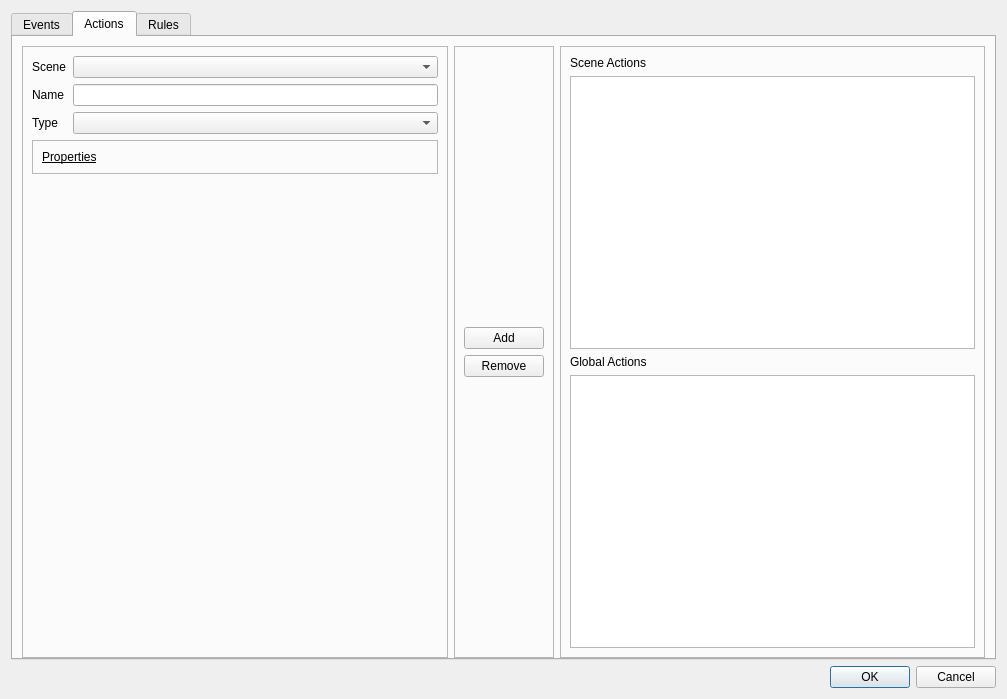
Above: isar/ui/events_actions_rules_dialog.ui from zardosht/isar before the change. Below: the same form after it.
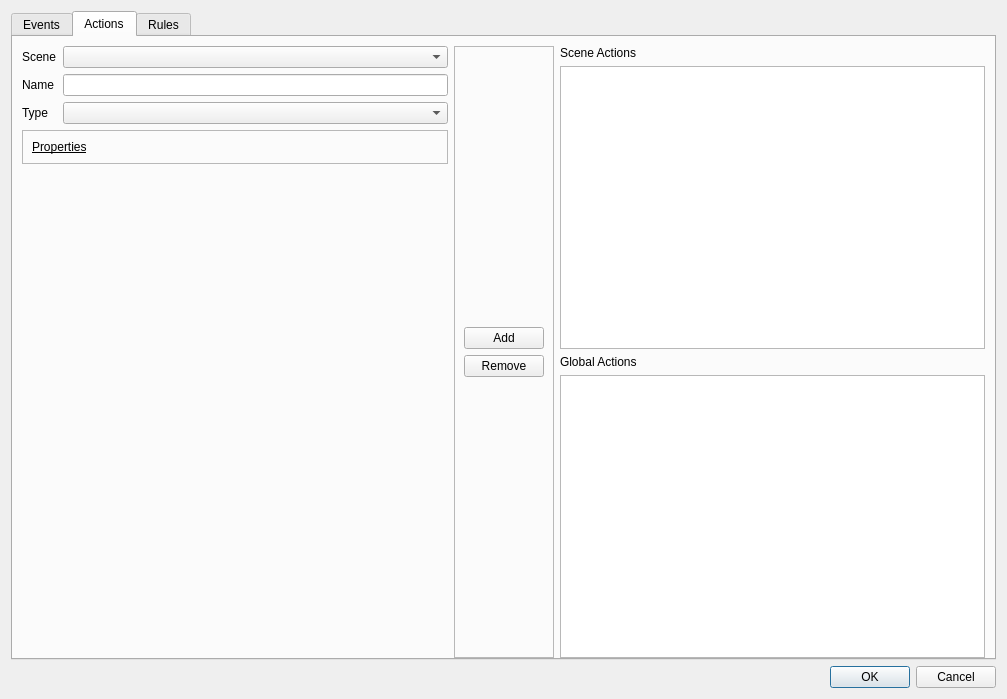
That is the form after the change. The open tabs and pages were chosen to show the change.

Commit message: - [work in prgress] working on events actions rules dialog

```diff
--- a/isar/ui/events_actions_rules_dialog.ui
+++ b/isar/ui/events_actions_rules_dialog.ui
@@ -302,12 +302,27 @@
           </sizepolicy>
          </property>
          <property name="frameShape">
-          <enum>QFrame::StyledPanel</enum>
+          <enum>QFrame::NoFrame</enum>
          </property>
          <property name="frameShadow">
-          <enum>QFrame::Raised</enum>
+          <enum>QFrame::Plain</enum>
+         </property>
+         <property name="lineWidth">
+          <number>0</number>
          </property>
          <layout class="QGridLayout" name="gridLayout_2">
+          <property name="leftMargin">
+           <number>0</number>
+          </property>
+          <property name="topMargin">
+           <number>0</number>
+          </property>
+          <property name="rightMargin">
+           <number>0</number>
+          </property>
+          <property name="bottomMargin">
+           <number>0</number>
+          </property>
           <item row="0" column="1">
            <widget class="QComboBox" name="action_scenes_combo"/>
           </item>
@@ -442,12 +457,27 @@
           </sizepolicy>
          </property>
          <property name="frameShape">
-          <enum>QFrame::StyledPanel</enum>
+          <enum>QFrame::NoFrame</enum>
          </property>
          <property name="frameShadow">
-          <enum>QFrame::Raised</enum>
+          <enum>QFrame::Plain</enum>
+         </property>
+         <property name="lineWidth">
+          <number>0</number>
          </property>
          <layout class="QVBoxLayout" name="verticalLayout_5">
+          <property name="leftMargin">
+           <number>0</number>
+          </property>
+          <property name="topMargin">
+           <number>0</number>
+          </property>
+          <property name="rightMargin">
+           <number>0</number>
+          </property>
+          <property name="bottomMargin">
+           <number>0</number>
+          </property>
           <item>
            <widget class="QLabel" name="label_9">
             <property name="text">
```
Left out of the diff: 71 changed lines with no effect on the pictures. The commit also changes 3 other files.
